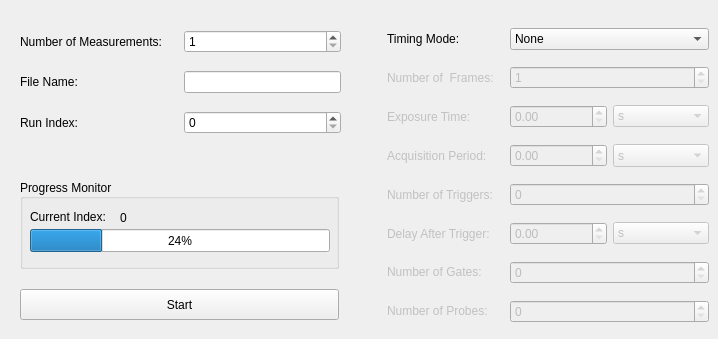
The window that slsDetectorGui/forms/form_tab_measurement.ui (slsdetectorgroup/slsDetectorPackage) describes before a commit, drawn with Qt 5.
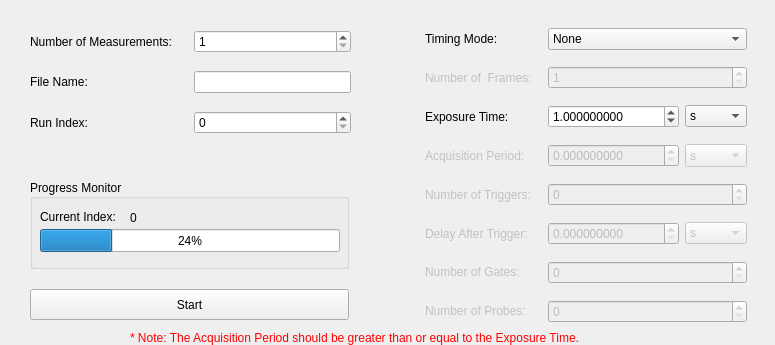
The same window after the commit.

Patch:
```diff
--- a/slsDetectorGui/forms/form_tab_measurement.ui
+++ b/slsDetectorGui/forms/form_tab_measurement.ui
@@ -6,8 +6,8 @@
    <rect>
     <x>0</x>
     <y>0</y>
-    <width>718</width>
-    <height>339</height>
+    <width>775</width>
+    <height>345</height>
    </rect>
   </property>
   <property name="sizePolicy">
@@ -25,7 +25,7 @@
   <property name="maximumSize">
    <size>
     <width>1000</width>
-    <height>339</height>
+    <height>345</height>
    </size>
   </property>
   <property name="palette">
@@ -152,7 +152,7 @@
   <widget class="QGroupBox" name="boxProgress">
    <property name="geometry">
     <rect>
-     <x>20</x>
+     <x>30</x>
      <y>179</y>
      <width>319</width>
      <height>90</height>
@@ -213,7 +213,7 @@
   <widget class="QPushButton" name="btnStartStop">
    <property name="geometry">
     <rect>
-     <x>20</x>
+     <x>30</x>
      <y>289</y>
      <width>319</width>
      <height>31</height>
@@ -238,7 +238,7 @@
   <widget class="QFrame" name="frameTimeResolved">
    <property name="geometry">
     <rect>
-     <x>352</x>
+     <x>390</x>
      <y>8</y>
      <width>362</width>
      <height>342</height>
@@ -330,6 +330,9 @@
         <string>Frame period between exposures. 
  #period#</string>
        </property>
+       <property name="decimals">
+        <number>9</number>
+       </property>
        <property name="maximum">
         <double>2000000000.000000000000000</double>
        </property>
@@ -595,7 +598,7 @@
      <item row="2" column="0">
       <widget class="QLabel" name="lblExpTime">
        <property name="enabled">
-        <bool>false</bool>
+        <bool>true</bool>
        </property>
        <property name="text">
         <string>Exposure Time:</string>
@@ -605,7 +608,7 @@
      <item row="2" column="2">
       <widget class="QDoubleSpinBox" name="spinExpTime">
        <property name="enabled">
-        <bool>false</bool>
+        <bool>true</bool>
        </property>
        <property name="sizePolicy">
         <sizepolicy hsizetype="Preferred" vsizetype="Fixed">
@@ -617,18 +620,24 @@
         <string>Exposure time of each frame. 
  #exptime#</string>
        </property>
+       <property name="decimals">
+        <number>9</number>
+       </property>
+       <property name="minimum">
+        <double>0.000000000000000</double>
+       </property>
        <property name="maximum">
         <double>2000000000.000000000000000</double>
        </property>
        <property name="value">
-        <double>0.000000000000000</double>
+        <double>1.000000000000000</double>
        </property>
       </widget>
      </item>
      <item row="2" column="3">
       <widget class="QComboBox" name="comboExpUnit">
        <property name="enabled">
-        <bool>false</bool>
+        <bool>true</bool>
        </property>
        <property name="sizePolicy">
         <sizepolicy hsizetype="Preferred" vsizetype="Fixed">
@@ -696,6 +705,9 @@
         <string>Frame period between exposures. 
  #period#</string>
        </property>
+       <property name="decimals">
+        <number>9</number>
+       </property>
        <property name="maximum">
         <double>2000000000.000000000000000</double>
        </property>
@@ -772,7 +784,7 @@
   <widget class="QFrame" name="frameNotTimeResolved">
    <property name="geometry">
     <rect>
-     <x>10</x>
+     <x>20</x>
      <y>5</y>
      <width>336</width>
      <height>159</height>
@@ -902,6 +914,56 @@
     </layout>
    </widget>
   </widget>
+  <widget class="QLabel" name="lblNote">
+   <property name="geometry">
+    <rect>
+     <x>130</x>
+     <y>330</y>
+     <width>521</width>
+     <height>16</height>
+    </rect>
+   </property>
+   <property name="palette">
+    <palette>
+     <active>
+      <colorrole role="WindowText">
+       <brush brushstyle="SolidPattern">
+        <color alpha="255">
+         <red>255</red>
+         <green>0</green>
+         <blue>0</blue>
+        </color>
+       </brush>
+      </colorrole>
+     </active>
+     <inactive>
+      <colorrole role="WindowText">
+       <brush brushstyle="SolidPattern">
+        <color alpha="255">
+         <red>255</red>
+         <green>0</green>
+         <blue>0</blue>
+        </color>
+       </brush>
+      </colorrole>
+     </inactive>
+     <disabled>
+      <colorrole role="WindowText">
+       <brush brushstyle="SolidPattern">
+        <color alpha="255">
+         <red>193</red>
+         <green>193</green>
+         <blue>193</blue>
+        </color>
+       </brush>
+      </colorrole>
+     </disabled>
+    </palette>
+   </property>
+   <property name="text">
+    <string>* Note: The Acquisition Period should be greater than or equal to the Exposure Time.</string>
+   </property>
+  </widget>
  </widget>
  <resources/>
  <connections/>
```
